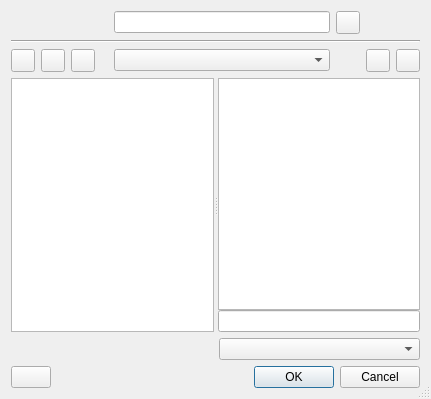
Old version of the form src/gui/dialogs/qfiledialog.ui in the repository arnt/qt-history2.
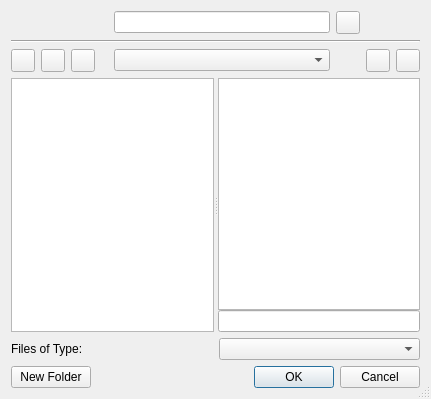
New version of the form. Custom widgets are drawn as their Qt base class.

Commit message:
p4i integration Integrate 255767 from 4.3 to main: Fixes:    Move many of the strings in the dialog from qfiledialog.cpp to the ui file Task:     142291
[git-p4: depot-paths = "//depot/qt/main/": change = 255772]

Diff of the .ui file:
```diff
--- a/src/gui/dialogs/qfiledialog.ui
+++ b/src/gui/dialogs/qfiledialog.ui
@@ -256,6 +256,9 @@
           <verstretch>0</verstretch>
          </sizepolicy>
         </property>
+        <property name="text" >
+         <string>Files of Type:</string>
+        </property>
        </widget>
       </item>
       <item row="0" column="2" >
@@ -284,7 +287,7 @@
      <item>
       <widget class="QPushButton" name="newFolderButton" >
        <property name="text" >
-        <string/>
+        <string>New Folder</string>
        </property>
       </widget>
      </item>
```
Left out of the diff: 33 changed lines with no effect on the pictures. The commit also changes 1 other file.
